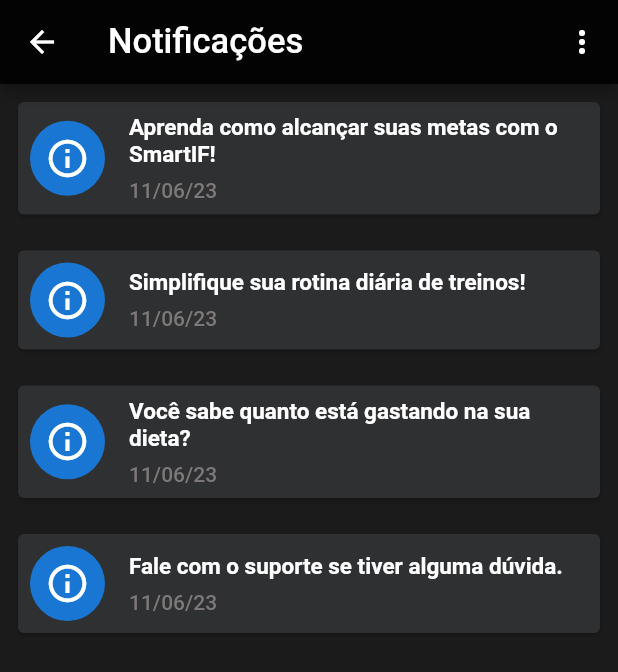
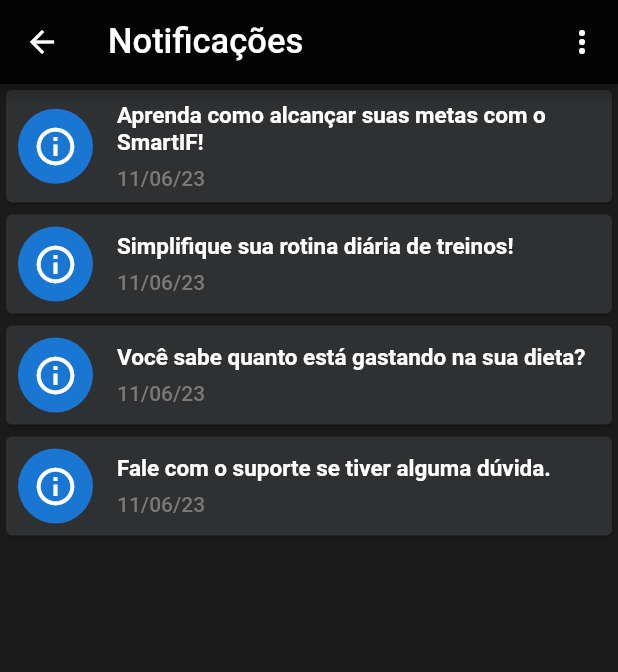
Before and after one commit to gabrielssousa/smart_if_app, a Flutter app: the TelaNotificacao screen opened by its route, on a phone screen of 412 x 824 dp. Shown: the top 672 px of the screen. Run offline on Flutter 3.47's test engine with Material 2 defaults, Android fonts, the phone set to English and light mode, and no system bars.

Commit message:
organizando widget personalizado

```diff
--- a/lib/widgets/lista_notificacao.dart
+++ b/lib/widgets/lista_notificacao.dart
@@ -20,13 +20,16 @@ class ListaNotificacao extends StatefulWidget {
 class _ListaNotificacaoState extends State<ListaNotificacao> {
   @override
   Widget build(BuildContext context) {
-    return Padding(
-      padding: const EdgeInsets.all(8.0),
-      child: Dismissible(
+    return Dismissible(
       key: Key(DateTime.now().millisecondsSinceEpoch.toString()),
       background: buildContainerDelete(),
       direction: DismissDirection.endToStart,
-        child: Card(
+      child: buildCardNotificacao(),
+    );
+  }
+
+  Widget buildCardNotificacao() {
+    return Card(
       color: const Color(0xFF2F3032),
       child: Padding(
         padding: const EdgeInsets.all(8.0),
@@ -77,8 +80,6 @@ class _ListaNotificacaoState extends State<ListaNotificacao> {
           ],
         ),
       ),
-        ),
-      ),
     );
   }
 
@@ -88,9 +89,9 @@ class _ListaNotificacaoState extends State<ListaNotificacao> {
         color: Color(0xFFEB5757),
         borderRadius: BorderRadius.all(Radius.circular(4.0)),
       ),
-      margin: const EdgeInsets.fromLTRB(8.0, 8.0, 8.0, 8.0),
-      alignment: const Alignment(0.8, 0.0),
-      child: const Column(
+      child: const Align(
+        alignment: Alignment(0.8, 0.0),
+        child: Column(
           mainAxisAlignment: MainAxisAlignment.center,
           children: [
             Icon(
@@ -108,6 +109,7 @@ class _ListaNotificacaoState extends State<ListaNotificacao> {
             )
           ],
         ),
+      ),
     );
   }
 }
```
Lines whose indentation alone changed are shown as unchanged.
